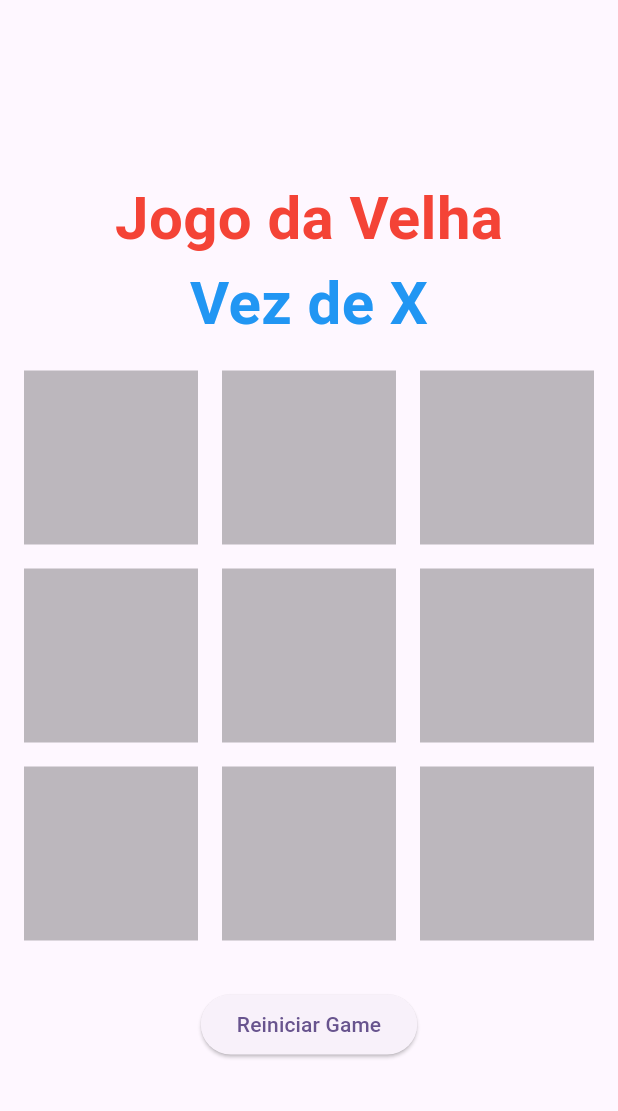
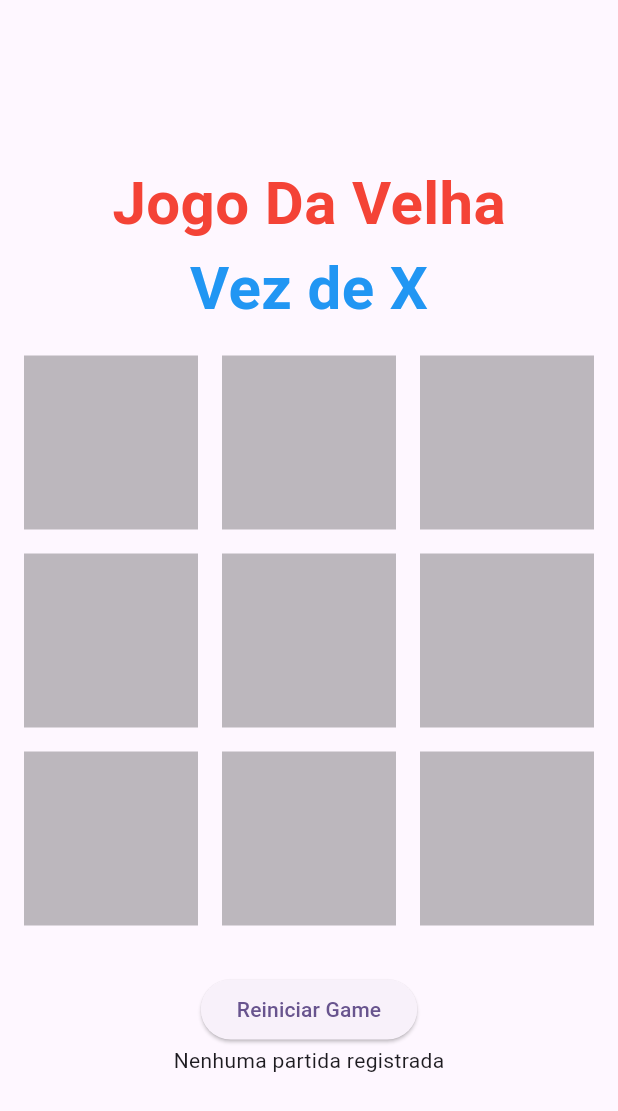
Before and after one commit to DouglaSantos777/Jogodavelha, a Flutter app: the screen it shows after launch, on a phone screen of 412 x 824 dp. Shown: the top 1111 px of the screen. Run offline on Flutter 3.47's test engine with Material 3 defaults, Android fonts, the phone set to English and light mode, and no system bars; our stand-ins replace drift; accounts and stored records are empty; generated files the repository leaves out were written again.

Commit message:
feat: changes in game_change

```diff
--- a/lib/game_page.dart
+++ b/lib/game_page.dart
@@ -1,3 +1,4 @@
+import 'dart:math';
 import 'package:flutter/material.dart';
 import 'app_database.dart';
 
@@ -39,6 +40,7 @@ class _GamePageState extends State<GamePage> {
             _headerText(),
             _gameContainer(),
             _restartButton(),
+            _scoreboard(), // Novo widget para exibir o placar
           ],
         ),
       ),
@@ -49,7 +51,7 @@ class _GamePageState extends State<GamePage> {
     return Column(
       children: [
         const Text(
-          "Jogo da Velha",
+          "Jogo Da Velha",
           style: TextStyle(
             color: Colors.red,
             fontSize: 40,
@@ -169,6 +171,7 @@ class _GamePageState extends State<GamePage> {
     if (draw) {
       showGameOverMessage("Empate");
       gameEnd = true;
+      _saveGameRecord("Empate");
     }
   }
 
@@ -188,12 +191,44 @@ class _GamePageState extends State<GamePage> {
   }
 
   Future<void> _saveGameRecord(String winner) async {
+    final random = Random();
     final record = GameRecord(
-      id: 1,
+      id: random.nextInt(1000000), // Gera um ID aleatório entre 0 e 999999
       playerX: PLAYER_X,
       playerY: PLAYER_Y,
       winner: winner,
     );
     await _database.insertGameRecord(record);
   }
+
+ Widget _scoreboard() {
+    return FutureBuilder<List<GameRecord>>(
+      future: _database.getAllGameRecords(),
+      builder: (context, snapshot) {
+        if (snapshot.connectionState == ConnectionState.waiting) {
+          return const CircularProgressIndicator();
+        } else if (snapshot.hasError) {
+          return Text('Erro: ${snapshot.error}');
+        } else if (!snapshot.hasData || snapshot.data!.isEmpty) {
+          return const Text('Nenhuma partida registrada');
+        } else {
+          final records = snapshot.data!;
+          int playerXWins = records.where((record) => record.winner == PLAYER_X).length;
+          int playerYWins = records.where((record) => record.winner == PLAYER_Y).length;
+          int draws = records.where((record) => record.winner == "Empate").length;
+
+          return Container(
+            margin: const EdgeInsets.only(top:8),
+            child: Column(
+              children: [
+                Text("Vitórias de $PLAYER_X: $playerXWins", style: const TextStyle(fontSize: 18)),
+                Text("Vitórias de $PLAYER_Y: $playerYWins", style: const TextStyle(fontSize: 18)),
+                Text("Empates: $draws", style: const TextStyle(fontSize: 18)),
+              ],
+            ),
+          );
+        }
+      },
+    );
+  }
 }
```
